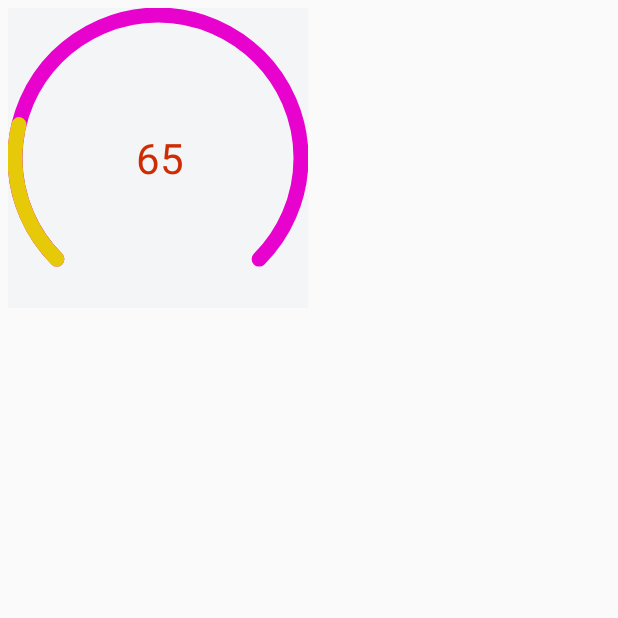
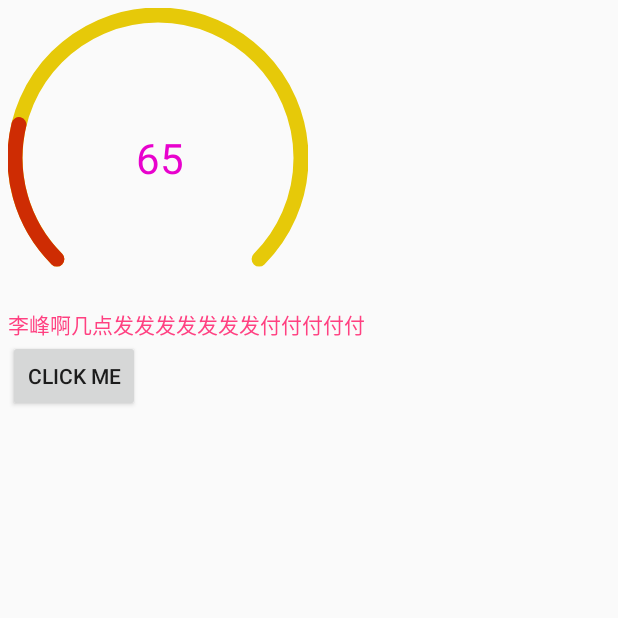
Before and after one commit to yuanshuaiding/MyFunny, an Android app: the screen it shows after launch (MainActivity), on a phone screen of 412 x 824 dp, the top half of it. Run offline under Robolectric (Android 15) with nearby library versions, the phone set to English and light mode, and no system bars.

Commit message:
完成展开收起TextView

```diff
--- a/app/src/main/java/com/eric/myfunny/activity/MainActivity.java
+++ b/app/src/main/java/com/eric/myfunny/activity/MainActivity.java
@@ -11,6 +11,7 @@ import com.eric.baselib.ioc.NetCheck;
 import com.eric.baselib.ioc.OnClicked;
 import com.eric.baselib.ioc.ViewUtils;
 import com.eric.myfunny.R;
+import com.eric.myfunny.view.ExpandableTextView;
 import com.eric.myfunny.view.QQStepView;
 
 import java.util.ArrayList;
@@ -22,6 +23,8 @@ public class MainActivity extends BaseActivity {
 
     @BindView(R.id.qq_step)
     private QQStepView qqStepView;
+    @BindView(R.id.expand_tv)
+    private ExpandableTextView expandableTextView;
     private float mSteps = 65;
 
     @Override
@@ -47,6 +50,11 @@ public class MainActivity extends BaseActivity {
                 qqStepView.updateSteps(mSteps);
             }
         });
+    }
+
+    @OnClicked(R.id.btn_click)
+    private void changeText(){
+        expandableTextView.setText(expandableTextView.getText()+" 我是后来添加的");
     }
 
     @OnClicked(R.id.ll_section1)
--- /dev/null
+++ b/app/src/main/java/com/eric/myfunny/view/ExpandableTextView.java
@@ -0,0 +1,400 @@
+package com.eric.myfunny.view;
+
+import android.animation.ValueAnimator;
+import android.content.Context;
+import android.content.res.TypedArray;
+import android.graphics.Color;
+import android.graphics.drawable.Drawable;
+import android.support.annotation.Nullable;
+import android.text.Layout;
+import android.text.SpannableStringBuilder;
+import android.text.Spanned;
+import android.text.TextPaint;
+import android.text.TextUtils;
+import android.text.method.LinkMovementMethod;
+import android.text.style.ClickableSpan;
+import android.text.style.ImageSpan;
+import android.util.AttributeSet;
+import android.util.Log;
+import android.view.Gravity;
+import android.view.LayoutInflater;
+import android.view.View;
+import android.widget.LinearLayout;
+import android.widget.TextView;
+
+import com.eric.myfunny.R;
+
+/**
+ * author : Eric
+ * e-mail : yuanshuai@bertadata.com
+ * time   : 2017/10/26
+ * desc   : 可展开折叠的文本控件（使用LinearLayout封装）
+ * version: 1.0
+ */
+
+public class ExpandableTextView extends LinearLayout {
+    private String TAG = this.getClass().getSimpleName();
+    private final static String imgTag = "[img]";
+    private String TIP_COLLAPSE = "收起";
+    private String TIP_EXPAND = "展开";
+    private static final String ELLIPSE = "...";
+    private static final int ALIGN_RIGHT = 0;//控制按钮在文本右下角，与文本底部基线齐平
+    private static final int BOTTOM_START = 1;//控制按钮在文本下方左侧
+    private static final int BOTTOM_CENTER = 2;//控制按钮在文本下方中间
+    private static final int BOTTOM_END = 3;//控制按钮在文本下方右侧侧
+    private final TextView mTvContent;//内容
+    private final TextView mTvContentTemp;//收起后的内容
+    private final TextView mTvExpand;//折叠控件
+    private boolean mIsExpand;//是否折叠的标记
+    private String mOriginText;//展示的文本
+    private int mContentTextSize;
+    private int mContentColor;
+    private int mTipsColor;
+    private int mLines = 3;//折叠后显示的行数，默认为3行
+    private int mPosition = BOTTOM_CENTER;
+    private Drawable mCollapseDrawable;
+    private Drawable mExpandDrawable;
+    private int expandHeight;
+    private int collapseHeight;
+    private boolean fromUser;
+    private int mTextTotalWidth;
+    /**
+     * 提示文本的点击事件
+     */
+    private ExpandedClickableSpan mClickableSpan = new ExpandedClickableSpan();
+
+    public ExpandableTextView(Context context) {
+        this(context, null, 0);
+    }
+
+    public ExpandableTextView(Context context, @Nullable AttributeSet attrs) {
+        this(context, attrs, 0);
+    }
+
+    public ExpandableTextView(Context context, @Nullable AttributeSet attrs, int defStyleAttr) {
+        super(context, attrs, defStyleAttr);
+        //获取属性
+        TypedArray typedArray = context.obtainStyledAttributes(attrs, R.styleable.ExpandableTextView);
+        if (typedArray != null) {
+            mOriginText = typedArray.getString(R.styleable.ExpandableTextView_android_text);
+            mLines = typedArray.getInteger(R.styleable.ExpandableTextView_lines, mLines);
+            mContentColor = typedArray.getColor(R.styleable.ExpandableTextView_android_textColor, Color.BLACK);
+            mTipsColor = typedArray.getColor(R.styleable.ExpandableTextView_tipsColor, Color.RED);
+            mContentTextSize = typedArray.getDimensionPixelSize(R.styleable.ExpandableTextView_android_textSize, 14);
+            mPosition = typedArray.getInteger(R.styleable.ExpandableTextView_position, mPosition);
+            mExpandDrawable = typedArray.getDrawable(R.styleable.ExpandableTextView_expandDrawable);
+            if (mExpandDrawable != null) {
+                mExpandDrawable.setBounds(0, 0, mContentTextSize, mContentTextSize);
+            }
+            mCollapseDrawable = typedArray.getDrawable(R.styleable.ExpandableTextView_collapseDrawable);
+            if (mCollapseDrawable != null) {
+                mCollapseDrawable.setBounds(0, 0, mContentTextSize, mContentTextSize);
+            }
+            typedArray.recycle();
+        }
+
+        setOrientation(VERTICAL);
+
+        //加载布局
+        LayoutInflater.from(context).inflate(R.layout.layout_expadable_textview, this, true);
+
+        //获取文本控件
+        mTvContent = findViewById(R.id.tv_content);
+        //mTvContent.setVisibility(GONE);
+        //mTvContent.setBackgroundDrawable(new ColorDrawable(0xffce2c03));
+        mTvContentTemp = findViewById(R.id.tv_content_temp);
+        mTvExpand = findViewById(R.id.tv_arrow);
+        mTvExpand.setTextColor(mTipsColor);
+        mTvExpand.setTextSize(mContentTextSize);
+        mTvExpand.setCompoundDrawablePadding(5);
+        if (mExpandDrawable != null) {
+            mTvExpand.setCompoundDrawablesWithIntrinsicBounds(null, null, mExpandDrawable, null);
+        }
+        mTvContent.setTextColor(mContentColor);
+        mTvContentTemp.setTextColor(mContentColor);
+        mTvContent.setTextSize(mContentTextSize);
+        mTvContentTemp.setTextSize(mContentTextSize);
+        mTvContentTemp.setEllipsize(TextUtils.TruncateAt.END);
+        mTvContentTemp.setMaxLines(mLines);
+        mTvExpand.setText(TIP_EXPAND);
+        OnClickListener clickListener = new OnClickListener() {
+            @Override
+            public void onClick(View v) {
+                fromUser = true;
+                toggleText();
+            }
+        };
+        mTvContent.setOnClickListener(clickListener);
+        mTvContentTemp.setOnClickListener(clickListener);
+        mTvExpand.setOnClickListener(clickListener);
+        fromUser = false;
+        initText(mOriginText);
+        //设置折叠展开标识控件的位置
+        updateExpandArrowAndPosition(mPosition);
+    }
+
+    private void updateExpandArrowAndPosition(int position) {
+        LayoutParams params = new LayoutParams(mTvExpand.getLayoutParams());
+        switch (position) {
+            case BOTTOM_START:
+                params.gravity = Gravity.LEFT;
+                break;
+            case BOTTOM_CENTER:
+                params.gravity = Gravity.CENTER_HORIZONTAL;
+                break;
+            case BOTTOM_END:
+                params.gravity = Gravity.RIGHT;
+                break;
+            case ALIGN_RIGHT:
+                params.gravity = Gravity.NO_GRAVITY;
+                mTvExpand.setVisibility(GONE);
+                break;
+            default:
+                params.gravity = Gravity.CENTER_HORIZONTAL;
+                break;
+        }
+        mTvExpand.setLayoutParams(params);
+    }
+
+    private void initText(String text) {
+        //根据指定的折叠行数获取折叠文本
+        mOriginText = text;
+        mTvContent.setText(mOriginText);
+        mTvContentTemp.setText(mOriginText);
+
+        mTvContent.post(new Runnable() {
+            @Override
+            public void run() {
+                toggleText();
+                //获取控件尺寸
+                mTextTotalWidth = getWidth() - getPaddingLeft() - getPaddingRight();
+                Log.d(TAG, "控件宽度：" + mTextTotalWidth);
+            }
+        });
+
+    }
+
+    public void setText(String text) {
+        mIsExpand = !mIsExpand;
+        initText(text);
+    }
+
+    public String getText() {
+        return mOriginText;
+    }
+
+    public void toggleText() {
+        if (mPosition == ALIGN_RIGHT) {
+            mTvExpand.setVisibility(GONE);
+            mTvContent.setMovementMethod(LinkMovementMethod.getInstance());
+            mTvContentTemp.setMovementMethod(LinkMovementMethod.getInstance());
+            formatExpandText(mOriginText);
+            formatCollapseText(mOriginText);
+        }
+        //计算控件高度
+        expandHeight = getTextViewHeight(mTvContent) + (mPosition == ALIGN_RIGHT ? 2 : 0);//修正一下高度
+        collapseHeight = getTextViewHeight(mTvContentTemp);
+        Log.d(TAG, "展开高度" + expandHeight);
+        Log.d(TAG, "收起高度" + collapseHeight);
+        if (expandHeight == collapseHeight) {
+            //说明无需折叠
+            mTvContentTemp.setVisibility(GONE);
+            mTvContent.setVisibility(VISIBLE);
+            mTvExpand.setVisibility(GONE);
+            return;
+        } else {
+            if (mPosition != ALIGN_RIGHT) {
+                mTvExpand.setVisibility(VISIBLE);
+            }
+        }
+        if (!fromUser) {
+            mTvContentTemp.setVisibility(VISIBLE);
+            mTvContent.setVisibility(GONE);
+            mIsExpand = !mIsExpand;
+            return;
+        }
+        if (mIsExpand) {
+            //展开动画
+            ValueAnimator anim = ValueAnimator.ofInt(collapseHeight, expandHeight).setDuration(200);
+            anim.addUpdateListener(new ValueAnimator.AnimatorUpdateListener() {
+                @Override
+                public void onAnimationUpdate(ValueAnimator animation) {
+                    mTvContent.setHeight((Integer) animation.getAnimatedValue());
+                    mTvContent.setVisibility(VISIBLE);
+                    mTvContentTemp.setVisibility(GONE);
+                }
+            });
+            anim.start();
+            if (mCollapseDrawable != null) {
+                mTvExpand.setCompoundDrawablesWithIntrinsicBounds(null, null, mCollapseDrawable, null);
+            }
+            mTvExpand.setText(TIP_COLLAPSE);
+        } else {
+            //收起动画
+            ValueAnimator anim = ValueAnimator.ofInt(expandHeight, collapseHeight).setDuration(200);
+            anim.addUpdateListener(new ValueAnimator.AnimatorUpdateListener() {
+                @Override
+                public void onAnimationUpdate(ValueAnimator animation) {
+                    int h = (Integer) animation.getAnimatedValue();
+                    mTvContent.setHeight(h);
+                    if (h == collapseHeight) {
+                        mTvContent.setVisibility(GONE);
+                        mTvContentTemp.setVisibility(VISIBLE);
+                    }
+                }
+            });
+            anim.start();
+            if (mExpandDrawable != null) {
+                mTvExpand.setCompoundDrawablesWithIntrinsicBounds(null, null, mExpandDrawable, null);
+            }
+            mTvExpand.setText(TIP_EXPAND);
+        }
+        //修改展开折叠标志
+        mIsExpand = !mIsExpand;
+    }
+
+    /**
+     * 格式化折叠时的文本
+     */
+    private void formatCollapseText(CharSequence text) {
+        // 获取 layout，用于计算行数
+        Layout layout = mTvContentTemp.getLayout();
+        // 调用 setText 用于重置 Layout
+        if (layout == null || !layout.getText().equals(text)) {
+            mTvContentTemp.setText(text);
+            layout = mTvContentTemp.getLayout();
+        }
+        // 获取 paint，用于计算文字宽度
+        TextPaint paint = mTvContentTemp.getPaint();
+        int line = layout.getLineCount();
+        if (line <= mLines) {
+            mTvContentTemp.setText(text);
+        } else {
+            // 最后一行的开始字符位置
+            int lastLineStartIndex = layout.getLineStart(mLines - 1);
+            // 最后一行的结束字符位置
+            int lastLineEndIndex = layout.getLineVisibleEnd(mLines - 1);
+            // 计算后缀的宽度
+            int expandedTextWidth = (int) paint.measureText(ELLIPSE + "   " + TIP_EXPAND + " " + imgTag);
+            // 获取最后一行的宽
+            float lastLineWidth = layout.getLineWidth(mLines - 1);
+            // 如果大于屏幕宽度则需要减去部分字符
+            if (lastLineWidth + expandedTextWidth > mTextTotalWidth) {
+                int cutCount = paint.breakText(mOriginText, lastLineStartIndex, lastLineEndIndex, false, expandedTextWidth, null);
+                lastLineEndIndex -= cutCount;
+            }
+            // 因设置的文本可能是带有样式的文本，如SpannableStringBuilder，所以根据计算的字符数从原始文本中截取
+            SpannableStringBuilder spannable = new SpannableStringBuilder();
+            // 截取文本，还是因为原始文本的样式原因不能直接使用paragraphs中的文本
+            CharSequence ellipsizeText = mOriginText.subSequence(0, lastLineEndIndex);
+            spannable.append(ellipsizeText);
+            spannable.append(ELLIPSE);
+            // 设置样式
+            setSpan(spannable);
+            mTvContentTemp.setText(spannable);
+        }
+    }
+
+    /**
+     * 格式化展开式的文本，直接在后面拼接即可
+     */
+    private void formatExpandText(String text) {
+        // 获取 layout，用于计算行数
+        Layout layout = mTvContent.getLayout();
+        // 调用 setText 用于重置 Layout
+        if (layout == null || !layout.getText().equals(text)) {
+            mTvContent.setText(text);
+            layout = mTvContent.getLayout();
+        }
+        // 获取 paint，用于计算文字宽度
+        TextPaint paint = mTvContent.getPaint();
+        int line = layout.getLineCount();
+        if (line <= mLines) {
+            mTvContent.setText(text);
+        } else {
+            String space = "  ";
+            // 计算后缀的宽度
+            int expandedTextWidth = (int) paint.measureText(space + TIP_COLLAPSE + " " + imgTag);
+            // 获取最后一行的宽
+            float lastLineWidth = layout.getLineWidth(line - 1);
+            // 如果大于屏幕宽度则需要使用空白填充，让控件自动换行
+            if (lastLineWidth + expandedTextWidth > mTextTotalWidth) {
+                float spaceWidth = mTextTotalWidth - lastLineWidth;
+                int spaceCount = (int) (spaceWidth / mTvExpand.getTextSize());
+                for (int i = 0; i <= spaceCount; i++) {
+                    space += space;
+                }
+                text+=space;
+            }
+            SpannableStringBuilder spannable = new SpannableStringBuilder(text);
+            setSpan(spannable);
+            mTvContent.setText(spannable);
+        }
+
+    }
+
+    /**
+     * 设置提示的样式
+     *
+     * @param spannable 需修改样式的文本
+     */
+    private void setSpan(SpannableStringBuilder spannable) {
+        Drawable drawable;
+        // 添加一点空白用于分隔
+        spannable.append("  ");
+        int tipsLen;
+        // 判断是展开还是收起
+        if (mIsExpand) {
+            spannable.append(TIP_COLLAPSE);
+            // 插入图片
+            drawable = mCollapseDrawable;
+            drawable.setBounds(0, 0, (int) mTvContent.getTextSize(), (int) mTvContent.getTextSize());
+            tipsLen = TIP_COLLAPSE.length();
+        } else {
+            spannable.append(TIP_EXPAND);
+            drawable = mExpandDrawable;
+            drawable.setBounds(0, 0, (int) mTvContent.getTextSize(), (int) mTvContent.getTextSize());
+            tipsLen = TIP_EXPAND.length();
+        }
+        // 设置点击事件
+        spannable.setSpan(mClickableSpan, spannable.length() - tipsLen, spannable.length(), Spanned.SPAN_INCLUSIVE_EXCLUSIVE);
+        // 如果提示的图片资源不为空，则添加图片
+        if (drawable != null) {
+            spannable.append(" ").append(imgTag);
+            int start = spannable.length() - imgTag.length();
+            int end = spannable.length();
+            spannable.setSpan(new ImageSpan(drawable, ImageSpan.ALIGN_BASELINE), start, end, Spanned.SPAN_INCLUSIVE_EXCLUSIVE);
+            spannable.append(" ");
+        }
+    }
+
+    private int getTextViewHeight(TextView textView) {
+        int height;
+        int lines = textView.getLineCount();
+        int lineHight = textView.getLineHeight();
+        height = lines * lineHight;
+        int pt = textView.getPaddingTop();
+        int pb = textView.getPaddingBottom();
+        return height + pt + pb;
+    }
+
+    /**
+     * 提示的点击事件
+     */
+    private class ExpandedClickableSpan extends ClickableSpan {
+
+        @Override
+        public void onClick(View widget) {
+            //do nothing,因为整个文本控件已设置了点击事件
+        }
+
+        @Override
+        public void updateDrawState(TextPaint ds) {
+            super.updateDrawState(ds);
+            //设置展开折叠颜色
+            ds.setColor(mTipsColor);
+            //去掉下划线
+            ds.setUnderlineText(false);
+        }
+    }
+}
--- a/app/src/main/java/com/eric/myfunny/view/MyTextView.java
+++ b/app/src/main/java/com/eric/myfunny/view/MyTextView.java
@@ -47,18 +47,18 @@ public class MyTextView extends View {
     public MyTextView(Context context, @Nullable AttributeSet attrs, int defStyleAttr) {
         super(context, attrs, defStyleAttr);
         //获取自定义属性组
-        TypedArray myAttrs = context.obtainStyledAttributes(attrs, R.styleable.MyTextView);
+        //TypedArray myAttrs = context.obtainStyledAttributes(attrs, R.styleable.MyTextView);
         //获取指定自定义属性
-        shrinkLines = myAttrs.getInt(R.styleable.MyTextView_shrinkLines, 3);
-        position = myAttrs.getInt(R.styleable.MyTextView_positions, 0);
-        shrinkArrow = myAttrs.getDrawable(R.styleable.MyTextView_arrowShrink);
-        expandArrow = myAttrs.getDrawable(R.styleable.MyTextView_arrowExpand);
-        Log.d(TAG, "MyTextView: shrinkLines-->" + shrinkLines);
-        Log.d(TAG, "MyTextView: position-->" + position);
-        Log.d(TAG, "MyTextView: shrinkArrow-->" + shrinkArrow);
-        Log.d(TAG, "MyTextView: expandArrow-->" + expandArrow);
+//        shrinkLines = myAttrs.getInt(R.styleable.MyTextView_shrinkLines, 3);
+//        position = myAttrs.getInt(R.styleable.MyTextView_positions, 0);
+//        shrinkArrow = myAttrs.getDrawable(R.styleable.MyTextView_arrowShrink);
+//        expandArrow = myAttrs.getDrawable(R.styleable.MyTextView_arrowExpand);
+//        Log.d(TAG, "MyTextView: shrinkLines-->" + shrinkLines);
+//        Log.d(TAG, "MyTextView: position-->" + position);
+//        Log.d(TAG, "MyTextView: shrinkArrow-->" + shrinkArrow);
+//        Log.d(TAG, "MyTextView: expandArrow-->" + expandArrow);
         //回收资源
-        myAttrs.recycle();
+        //myAttrs.recycle();
     }
 
     /**
--- a/app/src/main/java/com/eric/myfunny/view/QQStepView.java
+++ b/app/src/main/java/com/eric/myfunny/view/QQStepView.java
@@ -142,9 +142,9 @@ public class QQStepView extends View {
             int txtWidth = textBounds.width();
             //Log.d(TAG, "文字宽度：" + txtWidth);
             dx = dx - txtWidth / 2;
-            int txtHeight = (mPaint.getFontMetricsInt().bottom - mPaint.getFontMetricsInt().top) / 2 - mPaint.getFontMetricsInt().bottom;
+            int y = (mPaint.getFontMetricsInt().bottom - mPaint.getFontMetricsInt().top) / 2 - mPaint.getFontMetricsInt().bottom;
             //Log.d(TAG, "文字高度：" + txtHeight);
-            dy = dy + txtHeight;
+            dy = dy + y;
             canvas.drawText(mText, dx, dy, mPaint);
         }
     }
--- /dev/null
+++ b/app/src/main/res/layout/layout_expadable_textview.xml
@@ -0,0 +1,25 @@
+<?xml version="1.0" encoding="utf-8"?>
+<LinearLayout xmlns:android="http://schemas.android.com/apk/res/android"
+    xmlns:tools="http://schemas.android.com/tools"
+    android:layout_width="match_parent"
+    android:layout_height="match_parent"
+    android:orientation="vertical">
+
+    <TextView
+        android:id="@+id/tv_content"
+        android:layout_width="match_parent"
+        android:layout_height="wrap_content"
+        tools:text="@string/app_name" />
+
+    <TextView
+        android:id="@+id/tv_content_temp"
+        android:layout_width="match_parent"
+        android:layout_height="wrap_content"
+        tools:text="hhh" />
+
+    <TextView
+        android:id="@+id/tv_arrow"
+        android:layout_width="wrap_content"
+        android:layout_height="wrap_content"
+        android:text="展开" />
+</LinearLayout>
--- a/app/src/main/res/layout/layout_myview.xml
+++ b/app/src/main/res/layout/layout_myview.xml
@@ -10,20 +10,29 @@
         android:id="@+id/qq_step"
         android:layout_width="200dp"
         android:layout_height="match_parent"
-        android:background="#f4f5f6"
-        android:textColor="#ce2c03"
+        android:textColor="#e802cd"
         android:textSize="28sp"
-        app:innerColor="#e6c909"
+        app:innerColor="#ce2c03"
         app:lineWidth="10dp"
         app:maxStep="2000"
-        app:outterColor="#e802cd"
+        app:outterColor="#e6c909"
         app:step="369" />
 
-    <com.eric.myfunny.view.MyTextView
+    <com.eric.myfunny.view.ExpandableTextView
+        android:id="@+id/expand_tv"
+        android:layout_width="match_parent"
+        android:layout_height="wrap_content"
+        android:text="李峰啊几点发发发发发发发付付付付付"
+        android:textColor="@color/colorAccent"
+        app:collapseDrawable="@mipmap/icon_content_collap"
+        app:expandDrawable="@mipmap/icon_content_expand"
+        app:lines="3"
+        app:tipsColor="#08f017"
+        app:position="bottom_center" />
+
+    <Button
+        android:id="@+id/btn_click"
         android:layout_width="wrap_content"
         android:layout_height="wrap_content"
-        app:arrowExpand="@drawable/ic_snack_ok"
-        app:arrowShrink="@drawable/ic_snack_error"
-        app:positions="center"
-        app:shrinkLines="5" />
+        android:text="click me"/>
 </LinearLayout>
```
Also changed, not shown: app/src/main/res/drawable/ic_arrow_drop_down_black_24dp.xml (added, +9 -0 lines), app/src/main/res/layout/test.xml (added, +15 -0 lines), app/src/main/res/values/attrs.xml (+31 -8 lines), app/src/main/res/mipmap-xhdpi/icon_content_collap.png (added), app/src/main/res/mipmap-xhdpi/icon_content_expand.png (added).
